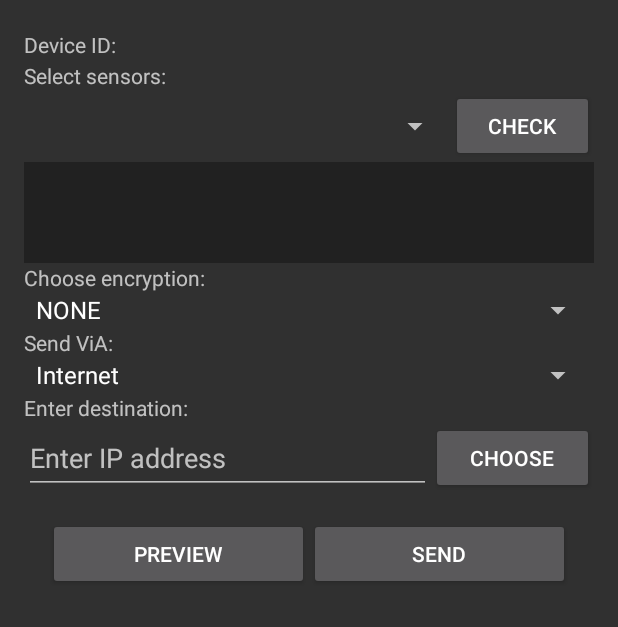
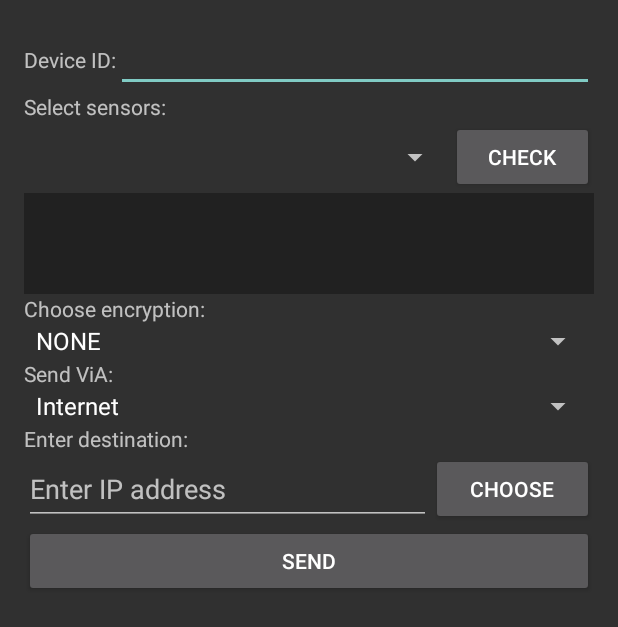
Before and after one commit to WastedFront/InThingy, an Android app: the layout activity_main.xml on its own in the app's theme, with its tools: preview values and no code run, on a phone screen of 412 x 824 dp. Shown: the top 627 px of the screen. Run offline under Robolectric (Android 15) with nearby library versions, the phone set to English and light mode, and no system bars.

Commit message:
major app changes vol 1.

```diff
--- a/app/src/main/java/zemris/fer/hr/inthingy/custom/DataForSpinnerTask.java
+++ b/app/src/main/java/zemris/fer/hr/inthingy/custom/DataForSpinnerTask.java
@@ -75,7 +75,6 @@ public class DataForSpinnerTask extends AsyncTask<String, Void, String> {
         }
         if (Constants.STRING_OK.equals(result)) {
             multiSelectionSpinner.setItems(sensorNames);
-            Toast.makeText(mContext, R.string.text_all_sensors_checked, Toast.LENGTH_SHORT).show();
         } else {
             Toast.makeText(mContext, R.string.error_checking_sensors, Toast.LENGTH_SHORT).show();
         }
--- a/app/src/main/java/zemris/fer/hr/inthingy/gps/GPSLocator.java
+++ b/app/src/main/java/zemris/fer/hr/inthingy/gps/GPSLocator.java
@@ -23,6 +23,7 @@ import zemris.fer.hr.inthingy.utils.Constants;
  * more accurate.
  * It handles permissions which application needs to have to access those data.
  * If both, GPS and Network, are not enabled, user will have to enable them if he wants to get this data.
+ * Data is stored in local file which can be accessed from multiple threads.
  */
 public class GPSLocator extends Service {
     /** Manager for location */
@@ -110,7 +111,8 @@ public class GPSLocator extends Service {
 
 
     /**
-     * Class which will provide location, it implements {@link android.location.LocationListener}
+     * Class which will provide location, it implements {@link android.location.LocationListener}.
+     * When the location is changed, it's new value is stored in {@link MultiprocessPreferences}.
      */
     private class MyLocationListener implements LocationListener {
 
--- a/app/src/main/java/zemris/fer/hr/inthingy/sensors/DeviceSensors.java
+++ b/app/src/main/java/zemris/fer/hr/inthingy/sensors/DeviceSensors.java
@@ -15,7 +15,8 @@ import com.gdubina.multiprocesspreferences.MultiprocessPreferences;
 import zemris.fer.hr.inthingy.R;
 
 /**
- * Class for handling sensor data.
+ * Class for handling sensor data. For every event, it checks which sensor's data is changed and stores it's new
+ * value into the {@link MultiprocessPreferences}.
  */
 public class DeviceSensors extends Service implements SensorEventListener {
 
@@ -88,7 +89,7 @@ public class DeviceSensors extends Service implements SensorEventListener {
      *         unit for values
      * @param values
      *         array of sensor values
-     * @return properly formatted string
+     * @return properly formatted string, format is: valueName1: someValue valueUnit\n
      */
     private String makeValueString(String[] valueNames, String unit, float[] values) {
         StringBuilder valueString = new StringBuilder();
--- a/app/src/main/java/zemris/fer/hr/inthingy/custom/MyUtils.java
+++ b/app/src/main/java/zemris/fer/hr/inthingy/utils/MyUtils.java
@@ -1,4 +1,4 @@
-package zemris.fer.hr.inthingy.custom;
+package zemris.fer.hr.inthingy.utils;
 
 import android.app.ActivityManager;
 import android.content.Context;
@@ -14,7 +14,6 @@ import java.util.Map;
 
 import zemris.fer.hr.inthingy.R;
 import zemris.fer.hr.inthingy.communication.SendToServerTask;
-import zemris.fer.hr.inthingy.utils.Constants;
 
 /**
  * Utility class which contains some method that are used by multiple activities/services.
--- a/app/src/main/res/layout-land/activity_main.xml
+++ b/app/src/main/res/layout-land/activity_main.xml
@@ -11,7 +11,6 @@
     -For every checked sensor, user can see its current data (for that there is another tab view).
     -Finally, user choose encryption for message and the destination device (there is local database
     with frequently used destinations). For that there is EditText and Button.
-    -Before sending message user can preview it (two buttons for that).
 -->
 
 <ScrollView
@@ -40,11 +39,12 @@
                 android:layout_height="wrap_content"
                 android:text="@string/text_device_id"/>
 
-            <TextView
-                android:id="@+id/tvThingID"
+            <EditText
+                android:id="@+id/etThingID"
                 android:layout_width="match_parent"
                 android:layout_height="wrap_content"
                 android:gravity="end"
+                android:hint="@string/text_device_id"
                 android:textAppearance="?android:attr/textAppearanceMedium"
                 android:textColor="@color/colorThingIdText"/>
         </LinearLayout>
@@ -151,25 +151,12 @@
                 android:text="@string/text_choose_destination"/>
         </LinearLayout>
 
-        <LinearLayout
-            android:layout_width="match_parent"
+
+        <Button
+            android:id="@+id/bSendMessage"
+            android:layout_width="wrap_content"
             android:layout_height="wrap_content"
-            android:orientation="horizontal"
-            android:padding="@dimen/activity_horizontal_margin">
-
-            <Button
-                android:id="@+id/bPreviewMessage"
-                android:layout_width="0dp"
-                android:layout_height="match_parent"
-                android:layout_weight="1"
-                android:text="@string/text_button_preview_message"/>
-
-            <Button
-                android:id="@+id/bSendMessage"
-                android:layout_width="0dp"
-                android:layout_height="match_parent"
-                android:layout_weight="1"
-                android:text="@string/text_button_send_message"/>
-        </LinearLayout>
+            android:layout_gravity="center"
+            android:text="@string/text_button_send_message"/>
     </LinearLayout>
 </ScrollView>
--- a/app/src/main/res/layout/activity_main.xml
+++ b/app/src/main/res/layout/activity_main.xml
@@ -40,8 +40,8 @@
                 android:layout_height="wrap_content"
                 android:text="@string/text_device_id"/>
 
-            <TextView
-                android:id="@+id/tvThingID"
+            <EditText
+                android:id="@+id/etThingID"
                 android:layout_width="match_parent"
                 android:layout_height="wrap_content"
                 android:gravity="end"
@@ -151,25 +151,10 @@
                 android:text="@string/text_choose_destination"/>
         </LinearLayout>
 
-        <LinearLayout
+        <Button
+            android:id="@+id/bSendMessage"
             android:layout_width="match_parent"
             android:layout_height="wrap_content"
-            android:orientation="horizontal"
-            android:padding="@dimen/activity_horizontal_margin">
-
-            <Button
-                android:id="@+id/bPreviewMessage"
-                android:layout_width="0dp"
-                android:layout_height="match_parent"
-                android:layout_weight="1"
-                android:text="@string/text_button_preview_message"/>
-
-            <Button
-                android:id="@+id/bSendMessage"
-                android:layout_width="0dp"
-                android:layout_height="match_parent"
-                android:layout_weight="1"
-                android:text="@string/text_button_send_message"/>
-        </LinearLayout>
+            android:text="@string/text_button_send_message"/>
     </LinearLayout>
 </ScrollView>
--- a/app/src/main/res/values/colors.xml
+++ b/app/src/main/res/values/colors.xml
@@ -1,6 +1,7 @@
 <?xml version="1.0" encoding="utf-8"?>
 <resources>
-    <color name="colorThingIdText">#055e05</color>
+    <color name="colorThingIdText">#64dd17</color>
+    <color name="colorThingIdError">#d50000</color>
     <color name="colorTVSensorDataBackground">#212121</color>
     <color name="colorTVSensorDataTextColor">#eeeeee</color>
     <color name="colorTabLayoutBackground">#01084e</color>
--- a/app/src/main/res/values/strings.xml
+++ b/app/src/main/res/values/strings.xml
@@ -31,6 +31,7 @@
     <string name="text_all_sensors_checked">All sensors checked</string>
     <string name="error_checking_sensors">Error while checking sensors!</string>
     <string name="error_no_internet_conn">You aren\'t connected to the Internet\nAbort</string>
+    <string name="error_device_id">Device ID should have 16 characters!\nPlease fix it.</string>
     <string name="ok">OK</string>
     <string name="illumination">Illumination</string>
     <string name="proximity">Proximity</string>
```
Also changed, not shown: app/src/main/java/zemris/fer/hr/inthingy/MainActivity.java (+49 -91 lines), app/src/main/java/zemris/fer/hr/inthingy/communication/NetClient.java (added, +93 -0 lines), app/src/main/java/zemris/fer/hr/inthingy/communication/SendToServerTask.java (+6 -23 lines), app/src/main/java/zemris/fer/hr/inthingy/utils/Constants.java (+18 -0 lines).
